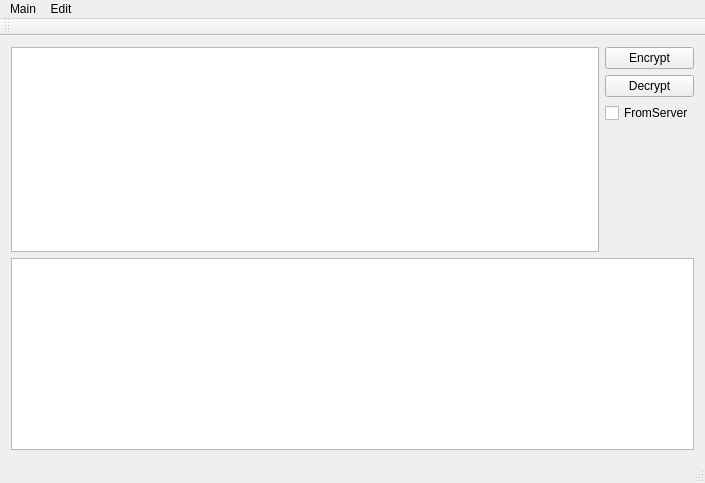
First picture: the form in mainwindow.ui, repository ChepenSmilelife/fileSystemEncrypt, before the edit.
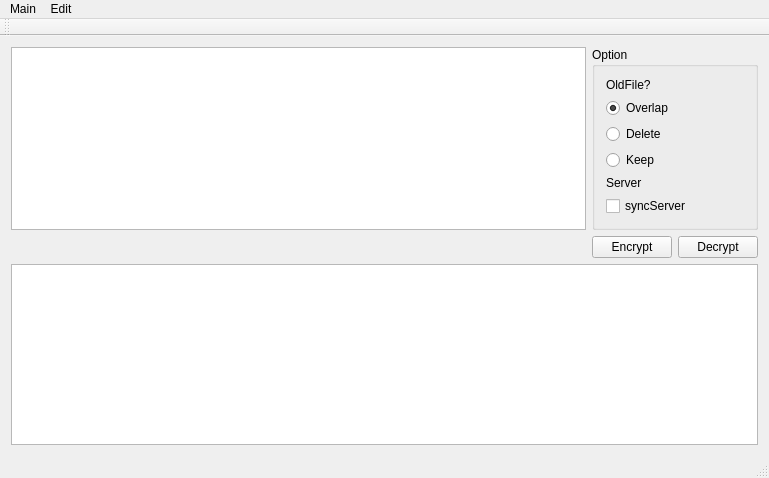
Second picture: the form after the edit.

Commit message: add abstract interface for internet

Diff of the .ui file:
```diff
--- a/mainwindow.ui
+++ b/mainwindow.ui
@@ -6,53 +6,99 @@
    <rect>
     <x>0</x>
     <y>0</y>
-    <width>705</width>
-    <height>483</height>
+    <width>769</width>
+    <height>478</height>
    </rect>
   </property>
   <property name="windowTitle">
    <string>MainWindow</string>
   </property>
+  <property name="toolButtonStyle">
+   <enum>Qt::ToolButtonTextOnly</enum>
+  </property>
   <widget class="QWidget" name="centralWidget">
-   <layout class="QGridLayout" name="gridLayout">
-    <item row="0" column="0" rowspan="4">
+   <layout class="QGridLayout" name="gridLayout_2">
+    <item row="0" column="0">
      <widget class="QTableWidget" name="tableWidgetFile"/>
     </item>
-    <item row="0" column="1">
+    <item row="0" column="1" colspan="2">
+     <widget class="QGroupBox" name="groupBox">
+      <property name="title">
+       <string>Option</string>
+      </property>
+      <layout class="QGridLayout" name="gridLayout">
+       <item row="5" column="0">
+        <widget class="QLabel" name="label">
+         <property name="text">
+          <string>Server</string>
+         </property>
+        </widget>
+       </item>
+       <item row="6" column="0">
+        <widget class="QCheckBox" name="checkBoxSyncServer">
+         <property name="text">
+          <string>syncServer</string>
+         </property>
+        </widget>
+       </item>
+       <item row="2" column="0">
+        <widget class="QRadioButton" name="radioButtonOverlap">
+         <property name="text">
+          <string>Overlap</string>
+         </property>
+         <property name="checked">
+          <bool>true</bool>
+         </property>
+         <attribute name="buttonGroup">
+          <string notr="true">buttonGroupOld</string>
+         </attribute>
+        </widget>
+       </item>
+       <item row="4" column="0">
+        <widget class="QRadioButton" name="radioButtonKeep">
+         <property name="text">
+          <string>Keep</string>
+         </property>
+         <attribute name="buttonGroup">
+          <string notr="true">buttonGroupOld</string>
+         </attribute>
+        </widget>
+       </item>
+       <item row="3" column="0">
+        <widget class="QRadioButton" name="radioButtonDelete">
+         <property name="text">
+          <string>Delete</string>
+         </property>
+         <attribute name="buttonGroup">
+          <string notr="true">buttonGroupOld</string>
+         </attribute>
+        </widget>
+       </item>
+       <item row="1" column="0">
+        <widget class="QLabel" name="labelOldFile">
+         <property name="text">
+          <string>OldFile?</string>
+         </property>
+        </widget>
+       </item>
+      </layout>
+     </widget>
+    </item>
+    <item row="1" column="1">
      <widget class="QPushButton" name="pushButtonEncrypt">
       <property name="text">
        <string>Encrypt</string>
       </property>
      </widget>
     </item>
-    <item row="1" column="1">
+    <item row="1" column="2">
      <widget class="QPushButton" name="pushButtonDecrypt">
       <property name="text">
        <string>Decrypt</string>
       </property>
      </widget>
     </item>
-    <item row="2" column="1">
-     <widget class="QCheckBox" name="checkBoxFromServer">
-      <property name="text">
-       <string>FromServer</string>
-      </property>
-     </widget>
-    </item>
-    <item row="3" column="1">
-     <spacer name="verticalSpacer">
-      <property name="orientation">
-       <enum>Qt::Vertical</enum>
-      </property>
-      <property name="sizeHint" stdset="0">
-       <size>
-        <width>20</width>
-        <height>124</height>
-       </size>
-      </property>
-     </spacer>
-    </item>
-    <item row="4" column="0" colspan="2">
+    <item row="2" column="0" colspan="3">
      <widget class="QTextEdit" name="textEditLog">
       <property name="readOnly">
        <bool>true</bool>
@@ -66,7 +112,7 @@
     <rect>
      <x>0</x>
      <y>0</y>
-     <width>705</width>
+     <width>769</width>
      <height>19</height>
     </rect>
    </property>
```
Left out of the diff: 4 changed lines with no effect on the pictures. The commit also changes 7 other files.
